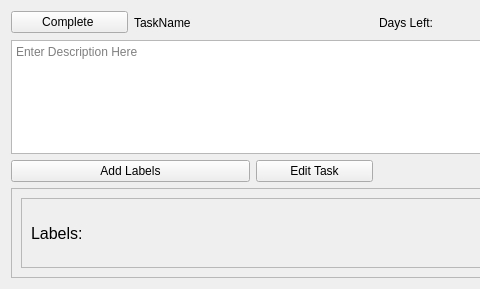
This is Codebase/GUI/UI_Files/TaskWidget.ui in Mulukulum/Amberia as Qt 5 draws it before an edit; both pictures show x 0 to 480 and y 0 to 289 of the 874 by 289 pixel window. The edited form follows.
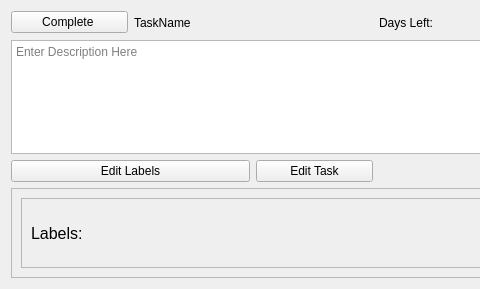
This is the edited form.

Diff of the .ui file:
```diff
--- a/Codebase/GUI/UI_Files/TaskWidget.ui
+++ b/Codebase/GUI/UI_Files/TaskWidget.ui
@@ -97,7 +97,7 @@
    <item row="2" column="0" colspan="2">
     <widget class="QPushButton" name="AddLabelsButton">
      <property name="text">
-      <string>Add Labels</string>
+      <string>Edit Labels</string>
      </property>
     </widget>
    </item>
```
Left out of the diff: 2 changed lines with no effect on the pictures.
